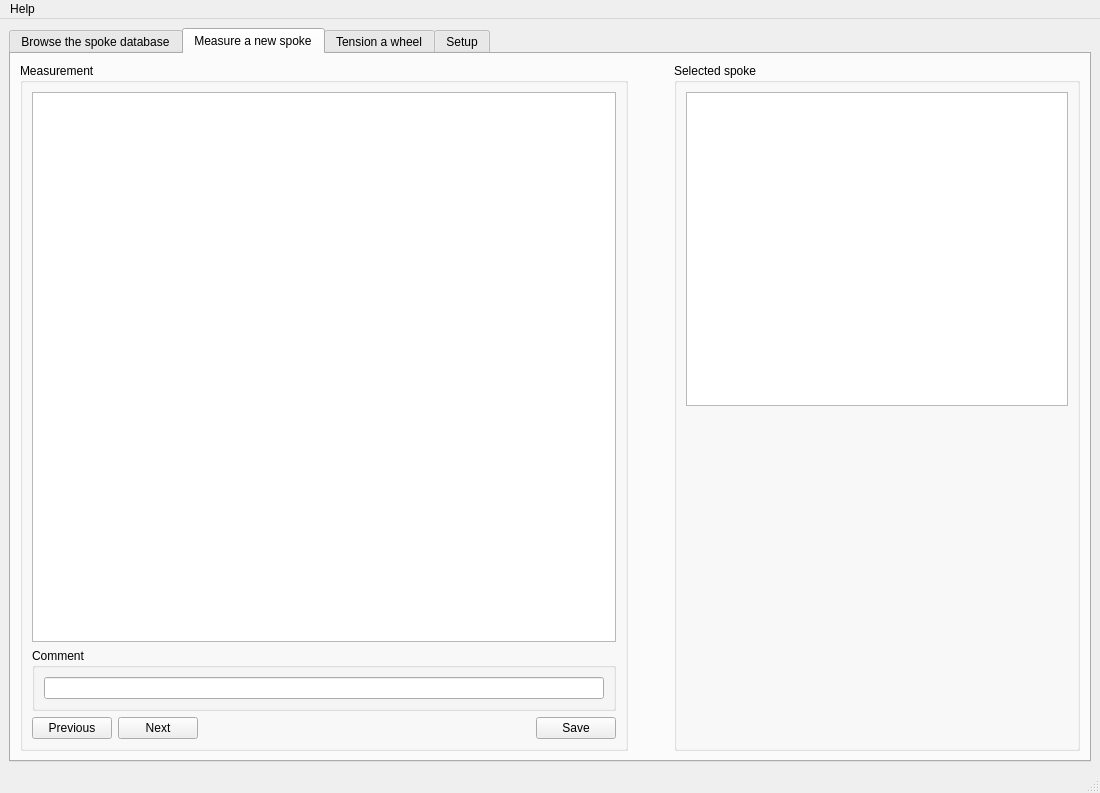
Qt form Spokeduino Mothership/ui/spokeduino_mothership.ui (dunkelfalke80/spokeduino) before a commit.
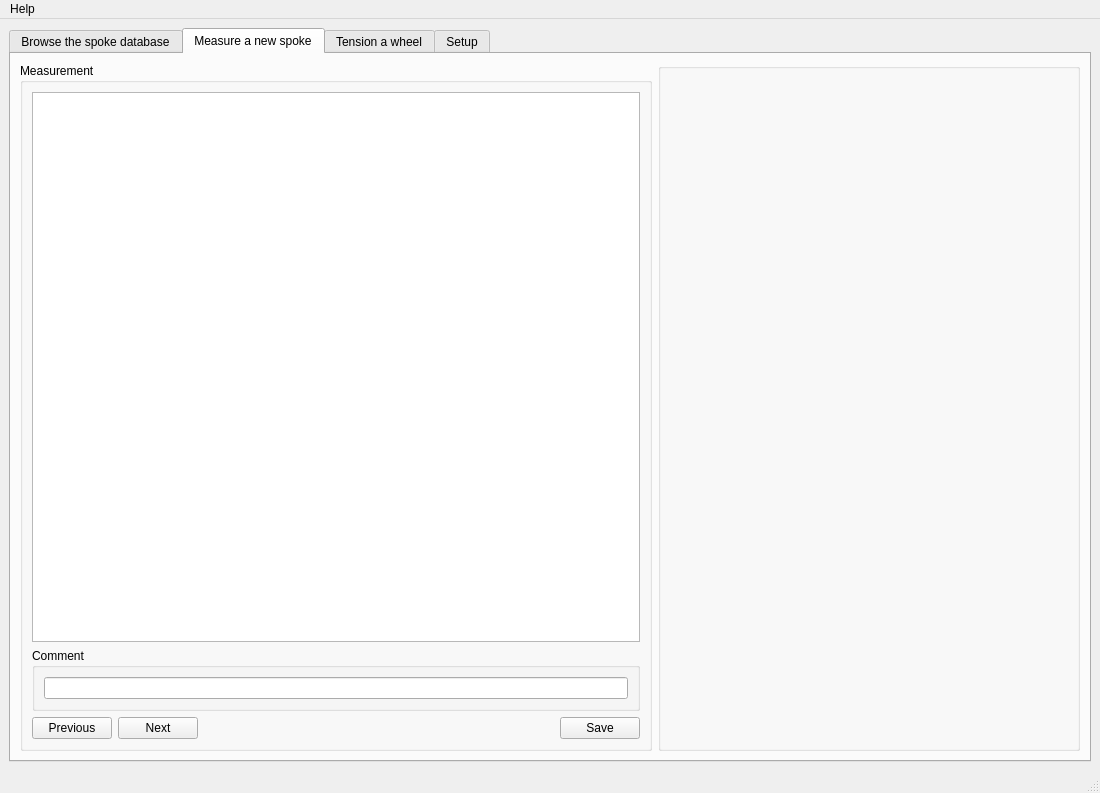
The same form after that commit. The open tabs and pages were chosen to show the change. Icons and pictures are not drawn. Custom widgets are drawn as their Qt base class.

Commit message: Status bar added, edit measurement added, custom measurement partially added

Diff of the .ui file:
```diff
--- a/Spokeduino Mothership/ui/spokeduino_mothership.ui
+++ b/Spokeduino Mothership/ui/spokeduino_mothership.ui
@@ -600,7 +600,7 @@
        </attribute>
        <layout class="QHBoxLayout" name="horizontalLayoutMeasurementTop">
         <item>
-         <layout class="QHBoxLayout" name="horizontalLayoutMeasurement" stretch="3,0,2">
+         <layout class="QHBoxLayout" name="horizontalLayoutMeasurement" stretch="3,2">
           <item>
            <layout class="QHBoxLayout" name="horizontalLayoutMeasurementsLeft" stretch="0">
             <item>
@@ -681,59 +681,30 @@
            </layout>
           </item>
           <item>
-           <spacer name="horizontalSpacerMeasurementCenter">
-            <property name="orientation">
-             <enum>Qt::Orientation::Horizontal</enum>
-            </property>
-            <property name="sizeHint" stdset="0">
-             <size>
-              <width>40</width>
-              <height>20</height>
-             </size>
-            </property>
-           </spacer>
-          </item>
-          <item>
-           <widget class="QGroupBox" name="groupBoxSpokeMeasurement">
-            <property name="title">
-             <string>Selected spoke</string>
-            </property>
-            <layout class="QVBoxLayout" name="verticalLayoutSpokeMeasurement">
-             <item>
-              <widget class="QPlainTextEdit" name="plainTextEdit"/>
-             </item>
-             <item>
-              <spacer name="verticalSpacerMeasurementBottom">
-               <property name="orientation">
-                <enum>Qt::Orientation::Vertical</enum>
-               </property>
-               <property name="sizeHint" stdset="0">
-                <size>
-                 <width>20</width>
-                 <height>28</height>
-                </size>
-               </property>
-              </spacer>
-             </item>
-             <item>
-              <layout class="QHBoxLayout" name="horizontalLayoutSpokeButtonsMeasurement">
+           <layout class="QHBoxLayout" name="horizontalLayoutMeasurementRight" stretch="0">
+            <item>
+             <widget class="QGroupBox" name="groupBoxMeasurementRight">
+              <property name="title">
+               <string/>
+              </property>
+              <layout class="QVBoxLayout" name="verticalLayoutMeasurementRight" stretch="0">
                <item>
-                <spacer name="horizontalSpacerMeasurementRight">
+                <spacer name="verticalSpacer_3">
                  <property name="orientation">
-                  <enum>Qt::Orientation::Horizontal</enum>
+                  <enum>Qt::Orientation::Vertical</enum>
                  </property>
                  <property name="sizeHint" stdset="0">
                   <size>
-                   <width>40</width>
-                   <height>20</height>
+                   <width>20</width>
+                   <height>40</height>
                   </size>
                  </property>
                 </spacer>
                </item>
               </layout>
-             </item>
-            </layout>
-           </widget>
+             </widget>
+            </item>
+           </layout>
           </item>
          </layout>
         </item>
```
Left out of the diff: 2 changed lines with no effect on the pictures. The commit also changes 10 other files.
